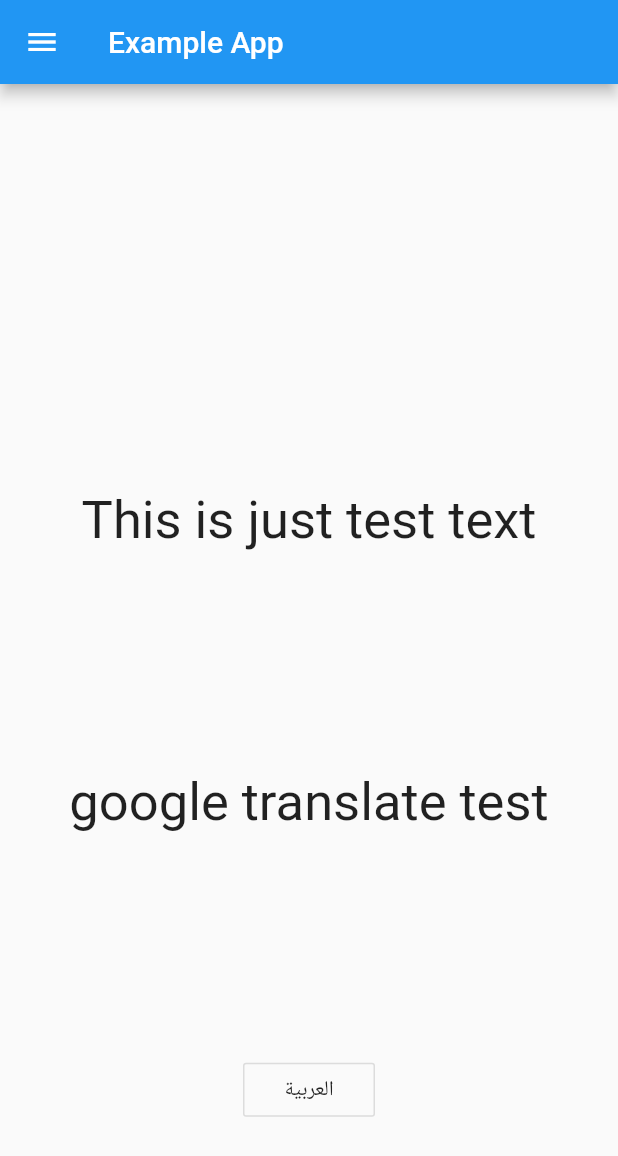
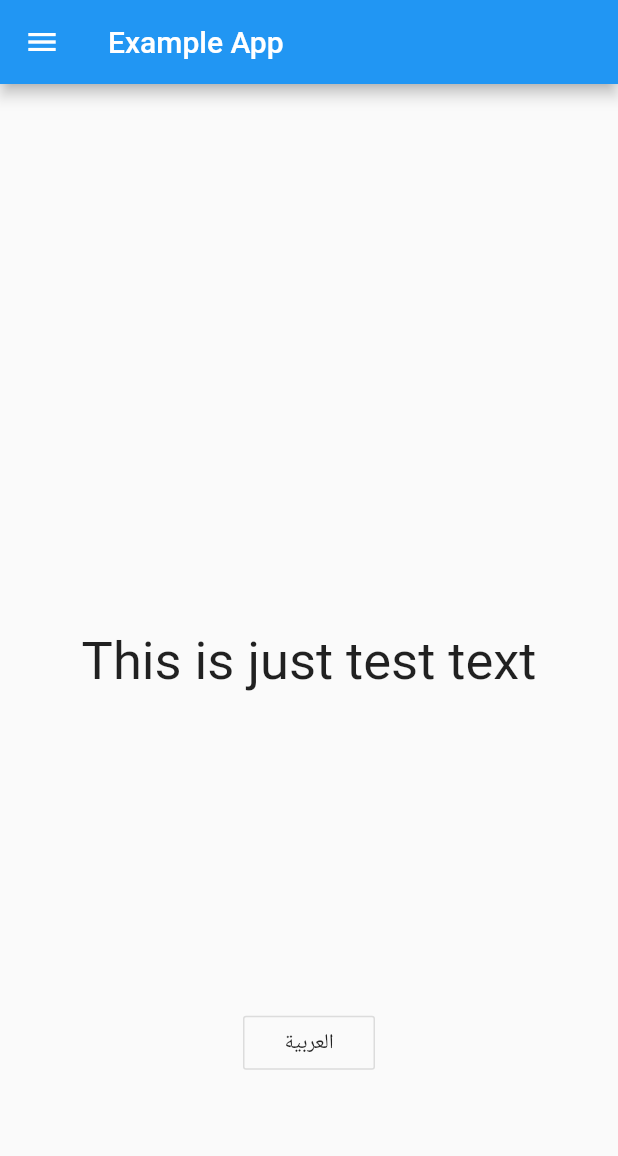
Before and after one commit to msayed-net/localize_and_translate, a Flutter app: the screen it shows after launch, after a tap on "English", on a phone screen of 412 x 824 dp. Shown: the top 1156 px of the screen. Run offline on Flutter 3.47's test engine with Material 2 defaults, Android fonts, the phone set to English and light mode, and no system bars; our stand-ins replace shared_preferences; missing offline and left inert: translator.

Commit message:
remove googleTranslate

```diff
--- a/example/lib/main.dart
+++ b/example/lib/main.dart
@@ -35,19 +35,19 @@ class Home extends StatefulWidget {
 }
 
 class _HomeState extends State<Home> {
-  String testText = 'google translate test';
+  // String testText = 'google translate test';
 
   @override
   void initState() {
     super.initState();
-    Future.delayed(Duration.zero, () async {
-      testText = await translator.googleTranslate(
-        testText,
-        from: 'en',
-        to: translator.currentLanguage,
-      );
-      setState(() {});
-    });
+    // Future.delayed(Duration.zero, () async {
+    //   testText = await translator.googleTranslate(
+    //     testText,
+    //     from: 'en',
+    //     to: translator.currentLanguage,
+    //   );
+    //   setState(() {});
+    // });
   }
 
   @override
@@ -70,11 +70,11 @@ class _HomeState extends State<Home> {
               textAlign: TextAlign.center,
               style: TextStyle(fontSize: 35),
             ),
-            Text(
-              testText,
-              textAlign: TextAlign.center,
-              style: TextStyle(fontSize: 35),
-            ),
+            // Text(
+            //   testText,
+            //   textAlign: TextAlign.center,
+            //   style: TextStyle(fontSize: 35),
+            // ),
             OutlineButton(
               onPressed: () {
                 translator.setNewLanguage(
--- a/lib/localize_and_translate.dart
+++ b/lib/localize_and_translate.dart
@@ -5,7 +5,7 @@ import 'package:flutter/material.dart';
 import 'package:flutter/services.dart';
 import 'package:flutter_localizations/flutter_localizations.dart';
 import 'package:shared_preferences/shared_preferences.dart';
-import 'package:http/http.dart' as http;
+import 'package:translator/translator.dart';
 
 List<String> LIST_OF_LANGS = [];
 String LANGS_DIR;
@@ -48,30 +48,19 @@ class LocalizeAndTranslate {
   ///------------------------------------------------
   /// Transle : [key] using Google Translate API
   ///------------------------------------------------
-  Future<String> googleTranslate(
-    String key, {
-    @required String from,
-    @required String to,
-  }) async {
-    try {
-      // final trans = new GoogleTranslator();
-      // String text = await trans.translate(key, from: from, to: to);
-      http.Response response = await http.get(
-        "https://translate.googleapis.com/translate_a/single?client=gtx&sl=" +
-            from +
-            "&tl=" +
-            to +
-            "&dt=t&q=" +
-            key,
-      );
-      String jsonReady = response.body.replaceAll('[', '').replaceAll(']', '');
-      String translated =
-          jsonReady.split(',')[0].replaceAll('"', '').replaceAll("'", '');
-      return translated ?? key;
-    } catch (e) {
-      return key;
-    }
-  }
+  // Future<String> googleTranslate(
+  //   String key, {
+  //   @required String from,
+  //   @required String to,
+  // }) async {
+  //   try {
+  //     final trans = new GoogleTranslator();
+  //     String text = await trans.translate(key, from: from, to: to);
+  //     return text ?? key;
+  //   } catch (e) {
+  //     return key;
+  //   }
+  // }
 
   ///------------------------------------------------
   /// Active Language Code (String)
--- a/pubspec.yaml
+++ b/pubspec.yaml
@@ -1,6 +1,6 @@
 name: localize_and_translate
 description: Flutter Localization In Human Way, Help with localizing your app
-version: 2.2.0
+version: 2.2.1
 homepage: https://github.com/msayed-net/localize_and_translate
 
 environment:
@@ -13,4 +13,5 @@ dependencies:
     sdk: flutter
   shared_preferences: ^0.5.6+3
   intl: ^0.16.0
-  http: ^0.12.1
+  # http: ^0.12.1
+  translator: ^0.1.4
```
Also changed, not shown: example/pubspec.lock, pubspec.lock, 2 other files.
